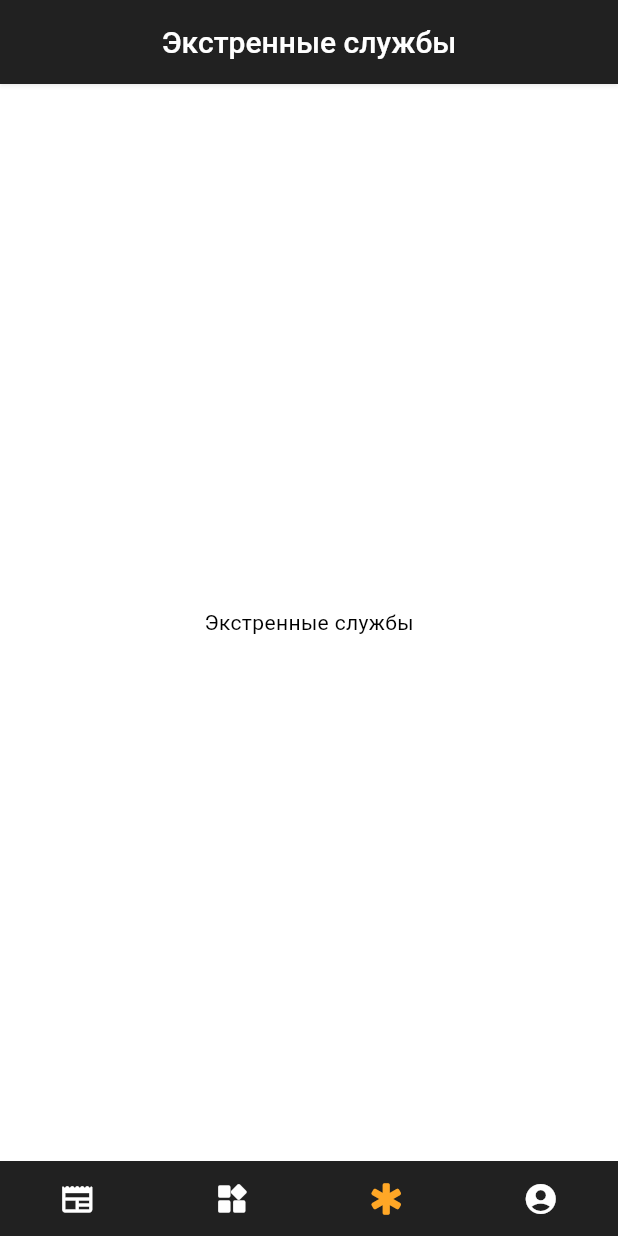
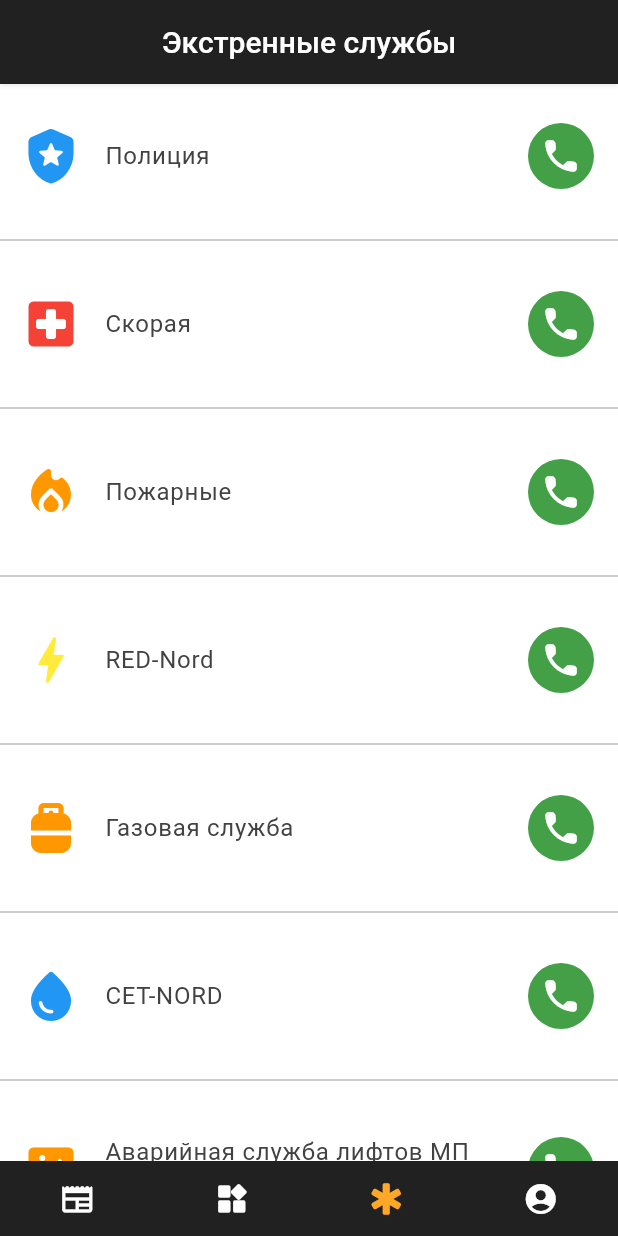
Before and after one commit to moldbee/mobile-app, a Flutter app: the screen it shows after launch, item 3 of the bottom bar chosen, on a phone screen of 412 x 824 dp. Run offline on Flutter 3.47's test engine with Material 2 defaults, Android fonts, the phone set to English and light mode, and no system bars; our stand-ins replace cached_network_image, flutter_form_builder, flutter_hooks, flutter_linkify, font_awesome_flutter, form_builder_validators and 8 more; missing offline and left inert: flutter_iconpicker, smooth_highlight, timeago_flutter, very_good_infinite_list; accounts and stored records are empty.

Commit message:
Add emergency contacts list and update tile font size

```diff
--- a/lib/features/home/screens/emergencies.dart
+++ b/lib/features/home/screens/emergencies.dart
@@ -1,4 +1,6 @@
 import 'package:flutter/material.dart';
+import 'package:smart_city/shared/widgets/call_button.dart';
+import 'package:url_launcher/url_launcher.dart';
 
 class EmergenciesScreen extends StatelessWidget {
   const EmergenciesScreen({Key? key}) : super(key: key);
@@ -6,13 +8,77 @@ class EmergenciesScreen extends StatelessWidget {
 
   @override
   Widget build(BuildContext context) {
+    final List<Map> items = [
+      {
+        'title': 'Полиция',
+        'icon': Icons.local_police_rounded,
+        'number': '112',
+        'iconColor': Colors.blue.shade500,
+      },
+      {
+        'title': 'Скорая',
+        'icon': Icons.local_hospital_rounded,
+        'number': '112',
+        'iconColor': Colors.red.shade500,
+      },
+      {
+        'title': 'Пожарные',
+        'icon': Icons.local_fire_department_rounded,
+        'number': '112',
+        'iconColor': Colors.orange.shade500,
+      },
+      {
+        'title': 'RED-Nord',
+        'icon': Icons.bolt_rounded,
+        'number': '0231 5-32-06',
+        'iconColor': Colors.yellow.shade500,
+      },
+      {
+        'title': 'Газовая служба',
+        'icon': Icons.propane_tank_rounded,
+        'number': '102',
+        'iconColor': Colors.orange.shade500,
+      },
+      {
+        'title': 'CET-NORD',
+        'icon': Icons.water_drop_rounded,
+        'number': '0231 9-10-00',
+        'iconColor': Colors.blue.shade500,
+      },
+      {
+        'title': 'Аварийная служба лифтов МП ЖКХ',
+        'icon': Icons.elevator_rounded,
+        'number': '904',
+        'iconColor': Colors.orange.shade500,
+      },
+    ];
+
     return Scaffold(
       appBar: AppBar(
         title: const Text('Экстренные службы'),
       ),
-      body: const Center(
-        child: Text('Экстренные службы'),
-      ),
+      body: ListView.separated(
+          itemBuilder: (context, index) {
+            return ListTile(
+              contentPadding:
+                  const EdgeInsets.symmetric(vertical: 20, horizontal: 14),
+              title: Text(
+                items[index]['title'],
+                style: TextStyle(color: Colors.grey.shade800, fontSize: 16),
+              ),
+              leading: Icon(
+                items[index]['icon'],
+                color: items[index]['iconColor'] as Color,
+                size: 40,
+              ),
+              trailing: CallButton(
+                  uri: Uri(scheme: 'tel', path: items[index]['number']!)),
+            );
+          },
+          separatorBuilder: (context, index) => Divider(
+                color: Colors.grey.shade400,
+              ),
+          itemCount: items.length),
     );
   }
 }
--- a/lib/shared/widgets/tile.dart
+++ b/lib/shared/widgets/tile.dart
@@ -36,7 +36,7 @@ class Tile extends StatelessWidget {
               title.toString(),
               textAlign: TextAlign.center,
               style: TextStyle(
-                  fontSize: 13,
+                  fontSize: 14,
                   overflow: TextOverflow.ellipsis,
                   color: Colors.grey.shade700,
                   fontWeight: FontWeight.w500),
```
